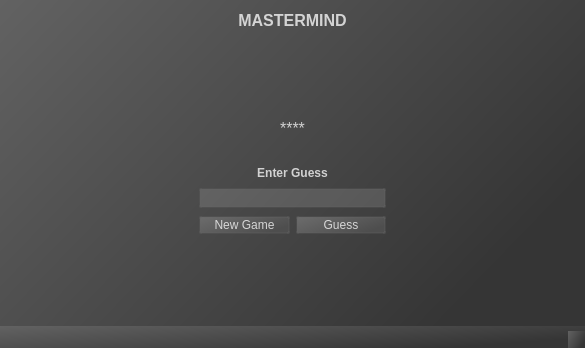
Above: resources/mainwindow.ui from TryExceptElse/mastermind before the change. Below: the same form after it.
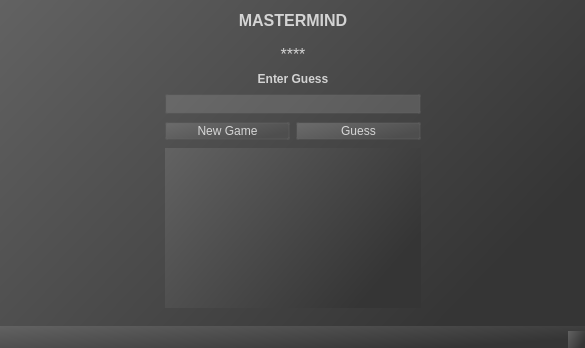
That is the form after the change.

Commit message: added a text field that shows the user their past inputs and results

```diff
--- a/resources/mainwindow.ui
+++ b/resources/mainwindow.ui
@@ -181,6 +181,9 @@
       </property>
      </spacer>
     </item>
+    <item row="9" column="1">
+     <widget class="QTextEdit" name="pastGuesses"/>
+    </item>
    </layout>
   </widget>
   <widget class="QMenuBar" name="menuBar">
```
Left out of the diff: 2 changed lines with no effect on the pictures. The commit also changes 1 other file.
